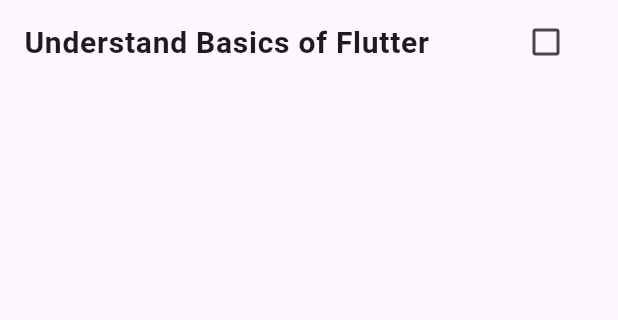
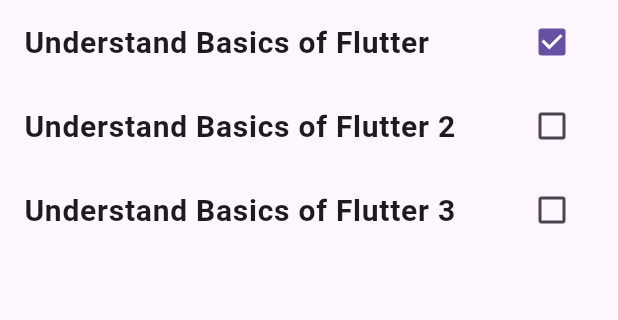
Before and after one commit to shauryainf/todo_app, a Flutter app: the screen it shows after launch, on a phone screen of 412 x 824 dp, the part 84-404 px from its top. Run offline on Flutter 3.47's test engine with Material 3 defaults, Android fonts, the phone set to English and light mode, and no system bars; our stand-ins replace google_fonts.

Commit message:
CustomListTile Extracted, used with prams

```diff
--- a/lib/main.dart
+++ b/lib/main.dart
@@ -29,19 +29,33 @@ class BaseWidget extends StatelessWidget {
       ),
       body: ListView(
         children: [
-          ListTile(
-            title: Text('Understand Basics of Flutter',
-                style: TextStyle(fontSize: 20, fontWeight: FontWeight.bold)),
-            trailing: Checkbox(
-              value: false,
-              onChanged: (value) {
-                print(value);
-              },
-            ),
-          ),
+          CustomListTile(
+              title: 'Understand Basics of Flutter', isChecked: true),
+          CustomListTile(
+              title: 'Understand Basics of Flutter 2', isChecked: false),
+          CustomListTile(
+              title: 'Understand Basics of Flutter 3', isChecked: false),
         ],
       ),
     );
+  }
+}
+
+class CustomListTile extends StatelessWidget {
+  String title;
+  bool isChecked;
+
+  CustomListTile({required this.title, this.isChecked = false});
+
+  @override
+  Widget build(BuildContext context) {
+    return CheckboxListTile(
+        title: Text(title,
+            style: TextStyle(fontSize: 20, fontWeight: FontWeight.bold)),
+        value: isChecked,
+        onChanged: (value) {
+          print(value.toString() + " : " + title);
+        });
   }
 }
 
```
